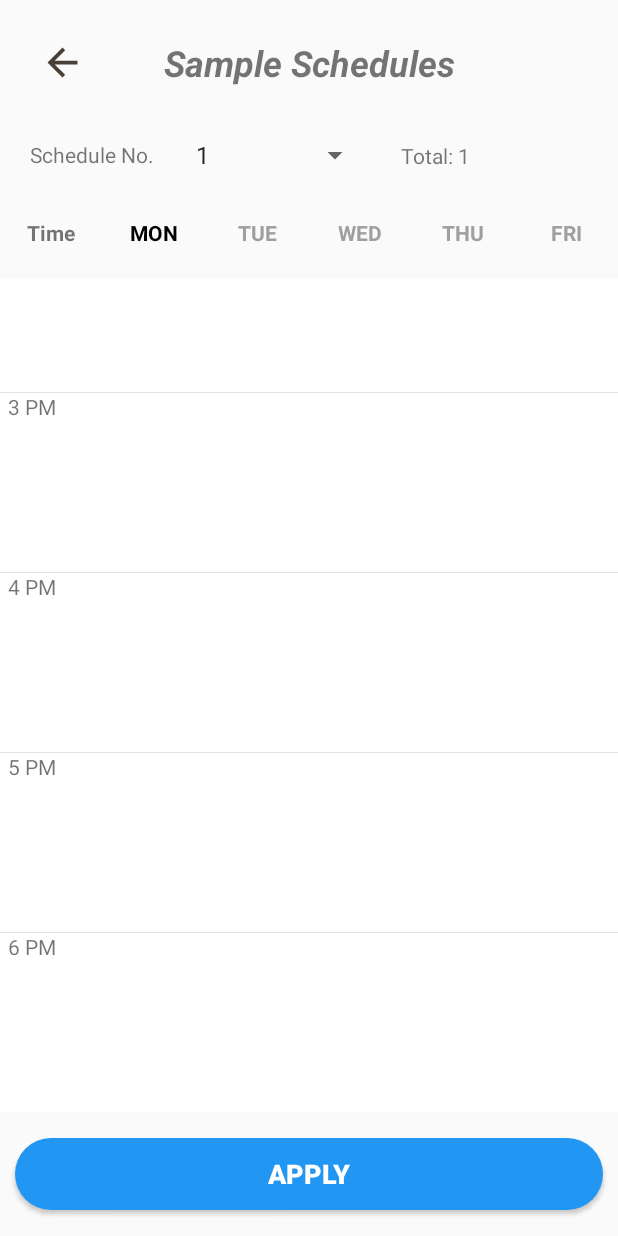
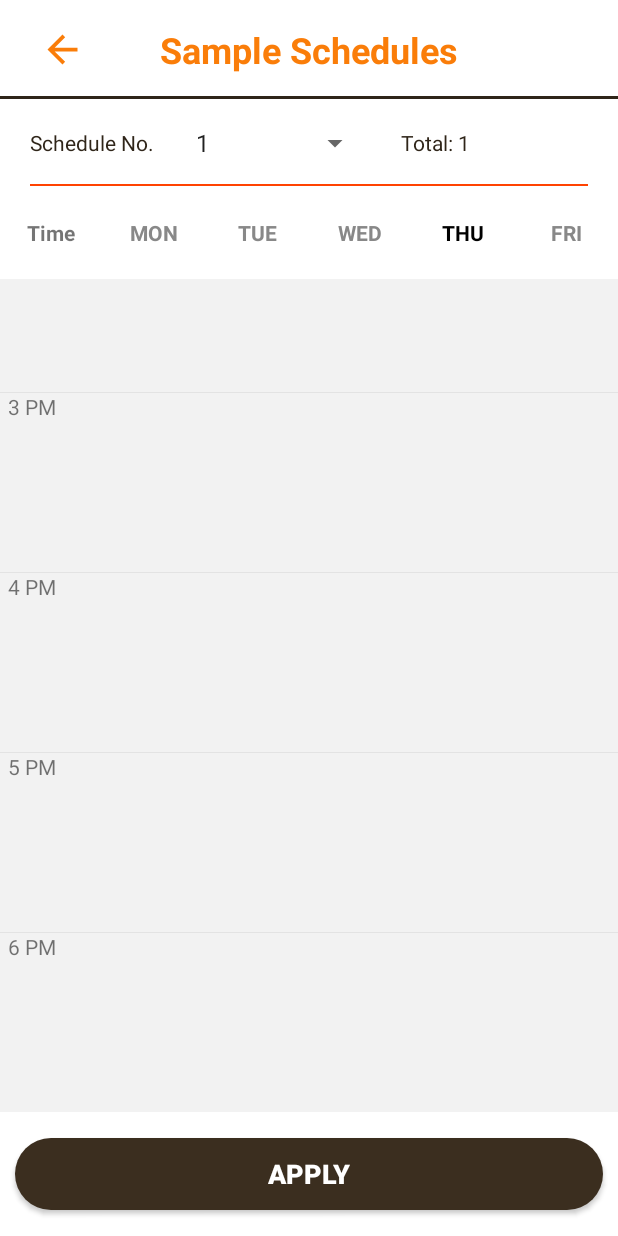
Before and after one commit to minhanh29/Timely, an Android app: the ScheduleFragment screen opened directly, with no data from a screen before it, on a phone screen of 412 x 824 dp. Run offline under Robolectric (Android 15) with nearby library versions, the phone set to English and light mode, and no system bars.

Commit message:
Design screens

```diff
--- a/app/src/main/java/com/example/timely/timetable/ScheduleFragment.java
+++ b/app/src/main/java/com/example/timely/timetable/ScheduleFragment.java
@@ -1,6 +1,9 @@
 package com.example.timely.timetable;
 
+import android.graphics.Color;
+import android.graphics.Typeface;
 import android.os.Bundle;
+import android.os.CancellationSignal;
 import android.support.annotation.Nullable;
 import android.support.constraint.ConstraintLayout;
 import android.support.v4.app.Fragment;
@@ -10,12 +13,14 @@ import android.view.View;
 import android.view.ViewGroup;
 import android.view.ViewTreeObserver;
 import android.widget.ScrollView;
+import android.widget.TextView;
 
 import com.example.timely.R;
 import com.example.timely.courses.Course;
 import com.example.timely.courses.StudyTime;
 
 import java.util.ArrayList;
+import java.util.Calendar;
 import java.util.LinkedList;
 import java.util.Queue;
 
@@ -31,6 +36,7 @@ public class ScheduleFragment extends Fragment {
     private Queue<Integer> courseColors, selectedColors;   // colors background for courses
     private ArrayList<CourseView> courseViews;
     ConstraintLayout[] daysLayout;
+    TextView[] dayHeader;
     ScrollView scrollView;
     private int startPos;
 
@@ -56,6 +62,15 @@ public class ScheduleFragment extends Fragment {
         courseViews = new ArrayList<>();
         startPos = HOUR * 24;
         scrollView = view.findViewById(R.id.parent_scroll_view);
+
+        // initialize day headers
+        dayHeader = new TextView[5];
+        dayHeader[0] = view.findViewById(R.id.monday);
+        dayHeader[1] = view.findViewById(R.id.tuesday);
+        dayHeader[2] = view.findViewById(R.id.wednesday);
+        dayHeader[3] = view.findViewById(R.id.thursday);
+        dayHeader[4] = view.findViewById(R.id.friday);
+        boldHeader();
 
         // initialize day layouts
         daysLayout = new ConstraintLayout[5];
@@ -139,4 +154,22 @@ public class ScheduleFragment extends Fragment {
             courseViews.get(i).unselect();
         }
     }
+
+
+    // update the day of week to bold a header
+    private void boldHeader()
+    {
+        Calendar calendar = Calendar.getInstance();
+        int day = calendar.get(Calendar.DAY_OF_WEEK);
+
+        // unbold all headers
+        for (int i = 0; i < dayHeader.length; i++)
+            dayHeader[i].setTextColor(Color.GRAY);
+
+        // out of range
+        if (day < 2 || day > 6)
+            return;
+
+        dayHeader[day-2].setTextColor(Color.BLACK);
+    }
 }
--- a/app/src/main/java/com/example/timely/timetablemaker/generator/SampleScheduleActivity.java
+++ b/app/src/main/java/com/example/timely/timetablemaker/generator/SampleScheduleActivity.java
@@ -56,6 +56,7 @@ public class SampleScheduleActivity extends AppCompatActivity implements Adapter
 
         ArrayAdapter<Integer> adapter = new ArrayAdapter<Integer>(this, android.R.layout.simple_spinner_item, numberArray);
         adapter.setDropDownViewResource(android.R.layout.simple_spinner_dropdown_item);
+
         spinner.setAdapter(adapter);
         spinner.setOnItemSelectedListener(this);
 
--- /dev/null
+++ b/app/src/main/res/drawable/ic_arrow_drop_down.xml
@@ -0,0 +1,5 @@
+<vector android:height="24dp" android:tint="#4A3F35"
+    android:viewportHeight="24" android:viewportWidth="24"
+    android:width="24dp" xmlns:android="http://schemas.android.com/apk/res/android">
+    <path android:fillColor="@android:color/white" android:pathData="M7,10l5,5 5,-5z"/>
+</vector>
--- a/app/src/main/res/drawable/ic_back.xml
+++ b/app/src/main/res/drawable/ic_back.xml
@@ -1,4 +1,4 @@
-<vector android:height="24dp" android:tint="#4a3f35"
+<vector android:height="24dp" android:tint="@color/white"
     android:viewportHeight="24" android:viewportWidth="24"
     android:width="24dp" xmlns:android="http://schemas.android.com/apk/res/android">
     <path android:fillColor="@android:color/white" android:pathData="M20,11H7.83l5.59,-5.59L12,4l-8,8 8,8 1.41,-1.41L7.83,13H20v-2z"/>
--- /dev/null
+++ b/app/src/main/res/drawable/ic_thin_add.xml
@@ -0,0 +1,5 @@
+<vector android:height="24dp" android:tint="#4A3F35"
+    android:viewportHeight="24" android:viewportWidth="24"
+    android:width="24dp" xmlns:android="http://schemas.android.com/apk/res/android">
+    <path android:fillColor="@android:color/white" android:pathData="M19,13h-6v6h-2v-6H5v-2h6V5h2v6h6v2z"/>
+</vector>
--- a/app/src/main/res/drawable/timeline_divider.xml
+++ b/app/src/main/res/drawable/timeline_divider.xml
@@ -7,7 +7,7 @@
     </item>
     <item android:top="1dp">
         <shape android:shape="rectangle">
-            <solid android:color="#ffffff"/>
+            <solid android:color="#f2f2f2"/>
         </shape>
     </item>
 </layer-list>
--- a/app/src/main/res/layout/activity_sample_schedule.xml
+++ b/app/src/main/res/layout/activity_sample_schedule.xml
@@ -4,15 +4,33 @@
     xmlns:tools="http://schemas.android.com/tools"
     android:layout_width="match_parent"
     android:layout_height="match_parent"
-    android:background="@android:color/transparent"
+    android:background="@color/white"
     tools:context=".timetablemaker.generator.SampleScheduleActivity">
+
+    <TextView
+        android:id="@+id/bg"
+        android:layout_width="0dp"
+        android:layout_height="2dp"
+        android:background="@color/colorPrimaryDark"
+        app:layout_constraintBottom_toTopOf="@+id/guideline26"
+        app:layout_constraintEnd_toEndOf="parent"
+        app:layout_constraintStart_toStartOf="parent" />
+
+    <TextView
+        android:id="@+id/bg2"
+        android:layout_width="0dp"
+        android:layout_height="0dp"
+        app:layout_constraintBottom_toTopOf="@+id/guideline30"
+        app:layout_constraintEnd_toEndOf="parent"
+        app:layout_constraintStart_toStartOf="parent"
+        app:layout_constraintTop_toTopOf="@+id/guideline26" />
 
     <android.support.constraint.Guideline
         android:id="@+id/guideline26"
         android:layout_width="wrap_content"
         android:layout_height="wrap_content"
         android:orientation="horizontal"
-        app:layout_constraintGuide_percent="0.1" />
+        app:layout_constraintGuide_percent="0.08" />
 
     <android.support.constraint.Guideline
         android:id="@+id/guideline27"
@@ -33,8 +51,9 @@
         android:layout_width="wrap_content"
         android:layout_height="wrap_content"
         android:text="Sample Schedules"
+        android:textColor="@color/colorPrimary"
         android:textSize="24sp"
-        android:textStyle="bold|italic"
+        android:textStyle="bold"
         app:layout_constraintBottom_toTopOf="@+id/guideline26"
         app:layout_constraintEnd_toEndOf="parent"
         app:layout_constraintStart_toStartOf="parent"
@@ -45,6 +64,7 @@
         android:layout_width="30dp"
         android:layout_height="30dp"
         android:background="@drawable/ic_back"
+        android:backgroundTint="@color/colorPrimary"
         android:onClick="goBack"
         app:layout_constraintBottom_toTopOf="@+id/guideline26"
         app:layout_constraintEnd_toStartOf="@+id/guideline27"
@@ -57,12 +77,12 @@
         android:layout_height="wrap_content"
         android:layout_marginStart="10dp"
         android:layout_marginEnd="10dp"
-        android:background="@drawable/blue_button"
+        android:background="@drawable/medium_button"
+        android:onClick="applySchedule"
         android:text="Apply"
         android:textColor="@color/white"
         android:textSize="18sp"
         android:textStyle="bold"
-        android:onClick="applySchedule"
         app:layout_constraintBottom_toBottomOf="parent"
         app:layout_constraintEnd_toEndOf="parent"
         app:layout_constraintStart_toStartOf="parent"
@@ -101,6 +121,7 @@
         android:layout_marginStart="20dp"
         android:gravity="center"
         android:text="Schedule No."
+        android:textColor="@color/colorPrimaryDark"
         app:layout_constraintBottom_toTopOf="@+id/guideline30"
         app:layout_constraintStart_toStartOf="parent"
         app:layout_constraintTop_toTopOf="@+id/guideline26" />
@@ -121,6 +142,7 @@
         android:layout_height="wrap_content"
         android:layout_marginStart="20dp"
         android:text="Total: 5"
+        android:textColor="@color/colorPrimaryDark"
         app:layout_constraintBottom_toTopOf="@+id/guideline30"
         app:layout_constraintStart_toStartOf="@+id/guideline32"
         app:layout_constraintTop_toTopOf="@+id/guideline26" />
@@ -133,4 +155,16 @@
         app:layout_constraintEnd_toEndOf="parent"
         app:layout_constraintGuide_percent="0.6"
         app:layout_constraintStart_toStartOf="parent" />
+
+    <TextView
+        android:id="@+id/line2"
+        android:layout_width="0dp"
+        android:layout_height="1dp"
+        android:layout_marginStart="20dp"
+        android:layout_marginEnd="20dp"
+        android:background="@color/primary2"
+        app:layout_constraintBottom_toTopOf="@+id/guideline30"
+        app:layout_constraintEnd_toEndOf="parent"
+        app:layout_constraintStart_toStartOf="parent" />
+
 </android.support.constraint.ConstraintLayout>
--- a/app/src/main/res/layout/fragment_course_item.xml
+++ b/app/src/main/res/layout/fragment_course_item.xml
@@ -14,7 +14,7 @@
         android:text="1"
         android:textAlignment="center"
         android:textAppearance="?attr/textAppearanceListItem"
-        android:textColor="@color/colorAccent"
+        android:textColor="@color/primary2"
         android:textStyle="bold" />
 
     <TextView
--- a/app/src/main/res/layout/fragment_schedule.xml
+++ b/app/src/main/res/layout/fragment_schedule.xml
@@ -11,6 +11,7 @@
         android:id="@+id/schedule_days"
         android:layout_width="0dp"
         android:layout_height="0dp"
+        android:background="@color/white"
         android:orientation="horizontal"
         app:layout_constraintBottom_toTopOf="@+id/guideline6"
         app:layout_constraintEnd_toEndOf="parent"
--- a/app/src/main/res/values/colors.xml
+++ b/app/src/main/res/values/colors.xml
@@ -2,11 +2,12 @@
 <resources>
     <color name="colorPrimary">#fa7d09</color>
     <color name="colorPrimaryDark">#2f2519</color>
-    <color name="colorAccent">#ff4301</color>
+    <color name="primary2">#ff4301</color>
+    <color name="colorAccent">#ffb300</color>
     <color name="blue_theme">#2196F3</color>
 
     <!-- header colors -->
-    <color name="header">#4a3f35</color>
+    <color name="header">#ffffff</color>
 
     <!--    DASHBOARD-->
     <color name="start_color">#FF8400</color>
--- a/app/src/main/res/values/strings.xml
+++ b/app/src/main/res/values/strings.xml
@@ -61,6 +61,8 @@
 
     <!--    TIMETABLE MAKER SCREEN-->
     <string name="maker_header">Courses</string>
+    <string name="generate_button">GENERATE</string>
+    <string name="reset_button">RESET</string>
 
     <!--    ADD COURSE FRAGMENT-->
     <string name="add_course_hear">New Course</string>
```
Also changed, not shown: app/src/main/java/com/example/timely/MainActivity.java (+31 -5 lines), app/src/main/res/layout/activity_main.xml (+2 -12 lines), app/src/main/res/layout/activity_study_time.xml (+21 -7 lines), app/src/main/res/layout/activity_timetable.xml (+4 -3 lines), app/src/main/res/layout/activity_timetable_maker.xml (+17 -16 lines), app/src/main/res/layout/fragment_confirm_course.xml (+16 -4 lines).
